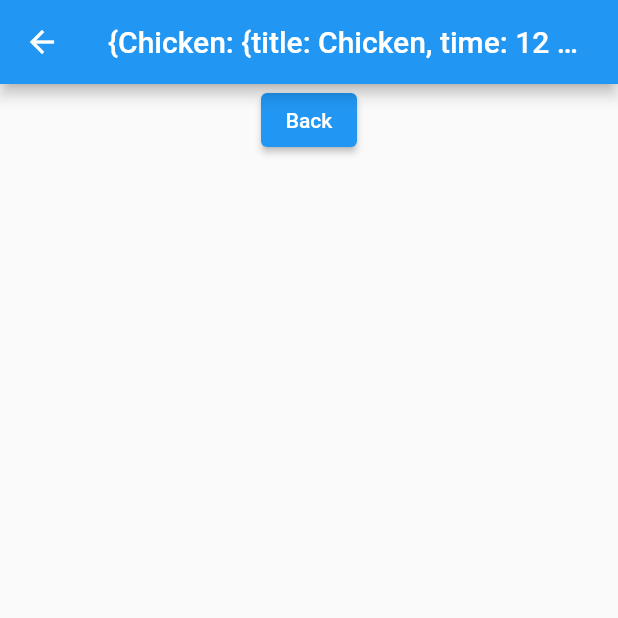
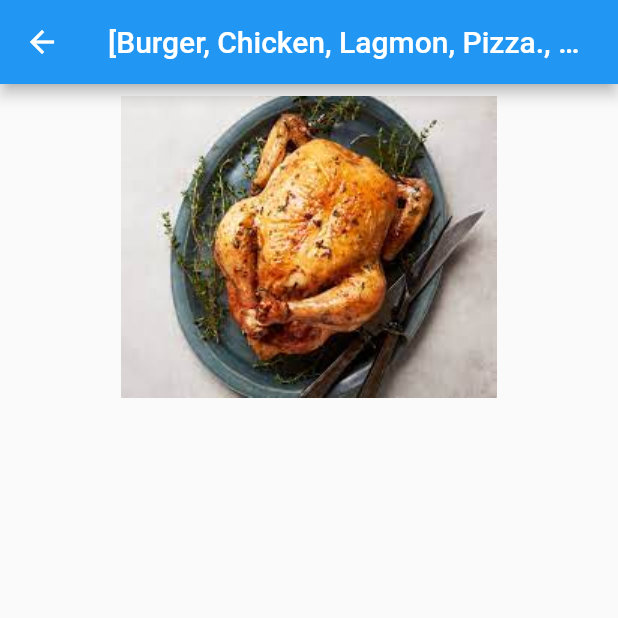
Before and after one commit to Shirinboyev/calc, a Flutter app: the FirstPage screen opened directly, on a phone screen of 412 x 824 dp, the top half of it. Run offline on Flutter 3.47's test engine with Material 2 defaults, Android fonts, the phone set to English and light mode, and no system bars.

Commit message:
what is this

```diff
--- a/lib/screen/firstPage.dart
+++ b/lib/screen/firstPage.dart
@@ -1,30 +1,46 @@
-// import 'package:calc/home/data.dart';
 import 'package:calc/home/data.dart';
 import 'package:calc/main.dart';
 import 'package:flutter/material.dart';
-// import 'package:calc/function.dart';
-// import 'package:calc/screen/firstPage.dart';
-// import 'package:calc/home/food.dart';
 class FirstPage extends StatefulWidget {
   const FirstPage({super.key});
-
   @override
   State<FirstPage> createState() => _FirstPageState();
 }
-
 class _FirstPageState extends State<FirstPage> {
   @override
   Widget build(BuildContext context) {
-    return SafeArea(
+    List img = [
+    'images/Burger.png',
+    'images/Chicken.png',
+    'images/Lagmon.png',
+    'images/Pizza.png',
+    'images/Somsa.png',
+    ];
+        List fod = [
+    'Burger',
+    'Chicken',
+    'Lagmon',
+    'Pizza.',
+    'Somsa.',
+    ];
+  // List app = [];
+  for (int i = 0; i<foood.length;i++){
+    img.add(i);
+  }
+   return SafeArea(
       child: Scaffold(
-        appBar: AppBar(title: Text('${foood}')),
+        appBar: AppBar(title: Text('${fod}')),
         body: Container(child:
         Column(
           children: [
           Center(
-            child: ElevatedButton(onPressed: (){
+            child: TextButton(onPressed: (){
               Navigator.pop(context,MaterialPageRoute(builder: (context) => MyApp(),));
-            }, child: Text('Back')),
+            }, child:Column(
+              children: [
+                Image.asset('${img[1]}')
+              ],
+            )),
           )
         ],)
         ),
```
Also changed, not shown: lib/main.dart (+2 -24 lines), lib/main/get..dart (added, +39 -0 lines).
